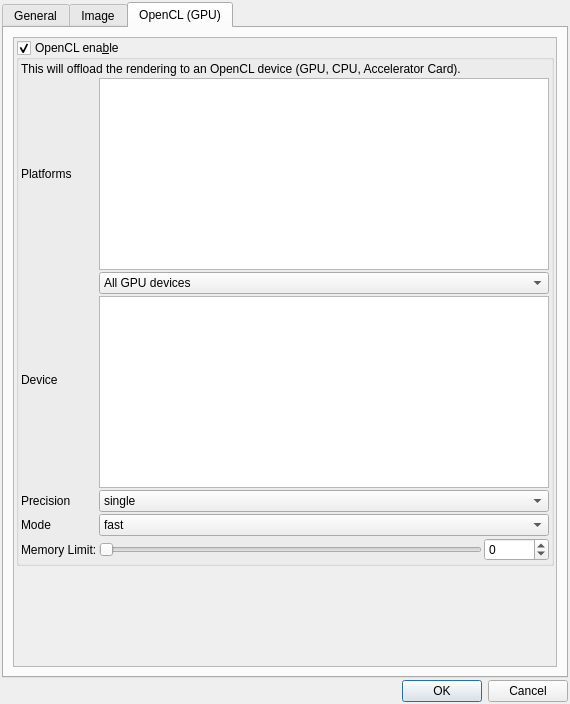
First picture: the form in mandelbulber2/qt/preferences_dialog.ui, repository buddhi1980/mandelbulber2, before the edit.
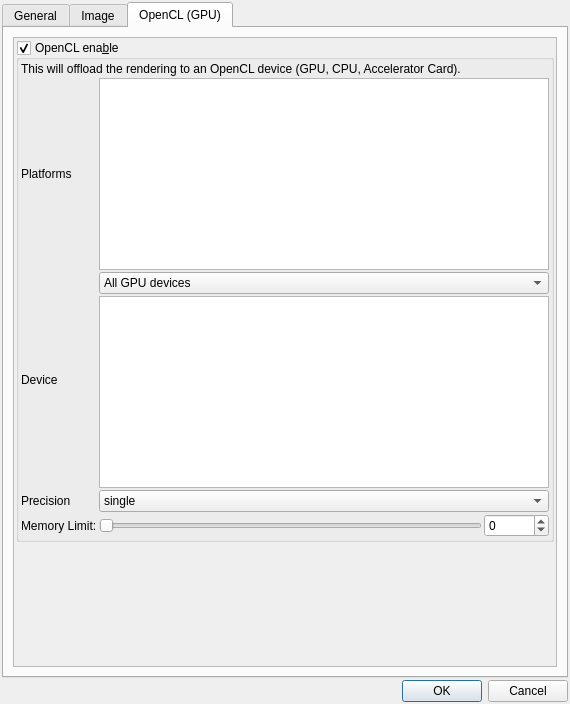
Second picture: the form after the edit. The open tabs and pages were chosen to show the change. Icons and pictures are not drawn. Custom widgets are drawn as their Qt base class.

Commit message: Switching of opencl mode moved below RENDER button to allow fast switching.

What changed in the file:
```diff
--- a/mandelbulber2/qt/preferences_dialog.ui
+++ b/mandelbulber2/qt/preferences_dialog.ui
@@ -1008,39 +1008,13 @@
                  </widget>
                 </item>
                 <item row="3" column="0">
-                 <widget class="QLabel" name="label_mode">
-                  <property name="text">
-                   <string>Mode</string>
-                  </property>
-                 </widget>
-                </item>
-                <item row="3" column="1" colspan="2">
-                 <widget class="QComboBox" name="comboBox_opencl_mode">
-                  <item>
-                   <property name="text">
-                    <string>fast</string>
-                   </property>
-                  </item>
-                  <item>
-                   <property name="text">
-                    <string>limited</string>
-                   </property>
-                  </item>
-                  <item>
-                   <property name="text">
-                    <string>full</string>
-                   </property>
-                  </item>
-                 </widget>
-                </item>
-                <item row="4" column="0">
                  <widget class="QLabel" name="label_opencl_memory_limit">
                   <property name="text">
                    <string>Memory Limit:</string>
                   </property>
                  </widget>
                 </item>
-                <item row="4" column="1">
+                <item row="3" column="1">
                  <widget class="QSlider" name="sliderInt_opencl_memory_limit">
                   <property name="minimum">
                    <number>1</number>
@@ -1059,7 +1033,7 @@
                   </property>
                  </widget>
                 </item>
-                <item row="4" column="2">
+                <item row="3" column="2">
                  <widget class="MySpinBox" name="spinboxInt_opencl_memory_limit">
                   <property name="minimum">
                    <number>-10000</number>
@@ -1191,6 +1165,11 @@
   </layout>
  </widget>
  <customwidgets>
+  <customwidget>
+   <class>MyDoubleSpinBox</class>
+   <extends>QDoubleSpinBox</extends>
+   <header>my_double_spin_box.h</header>
+  </customwidget>
   <customwidget>
    <class>MyLineEdit</class>
    <extends>QLineEdit</extends>
@@ -1207,11 +1186,6 @@
    <header>my_group_box.h</header>
    <container>1</container>
   </customwidget>
-  <customwidget>
-   <class>MyDoubleSpinBox</class>
-   <extends>QDoubleSpinBox</extends>
-   <header>my_double_spin_box.h</header>
-  </customwidget>
  </customwidgets>
  <tabstops>
   <tabstop>tabWidget</tabstop>
```
Left out of the diff: 3 changed lines with no effect on the pictures. The commit also changes 2 other files.
